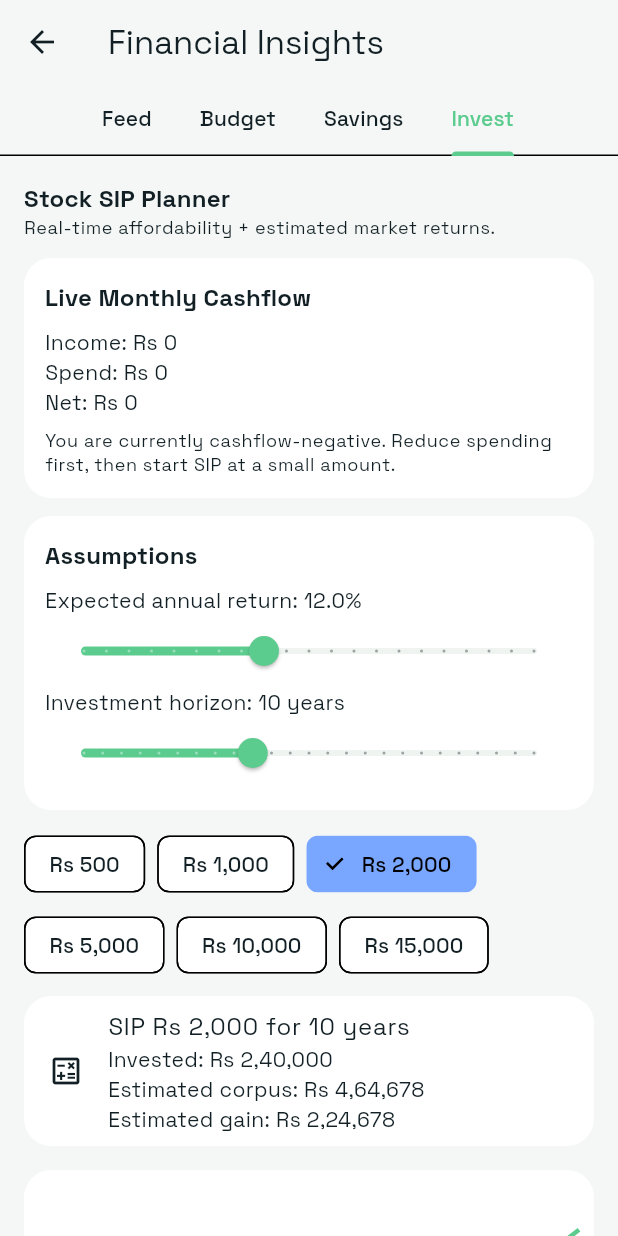
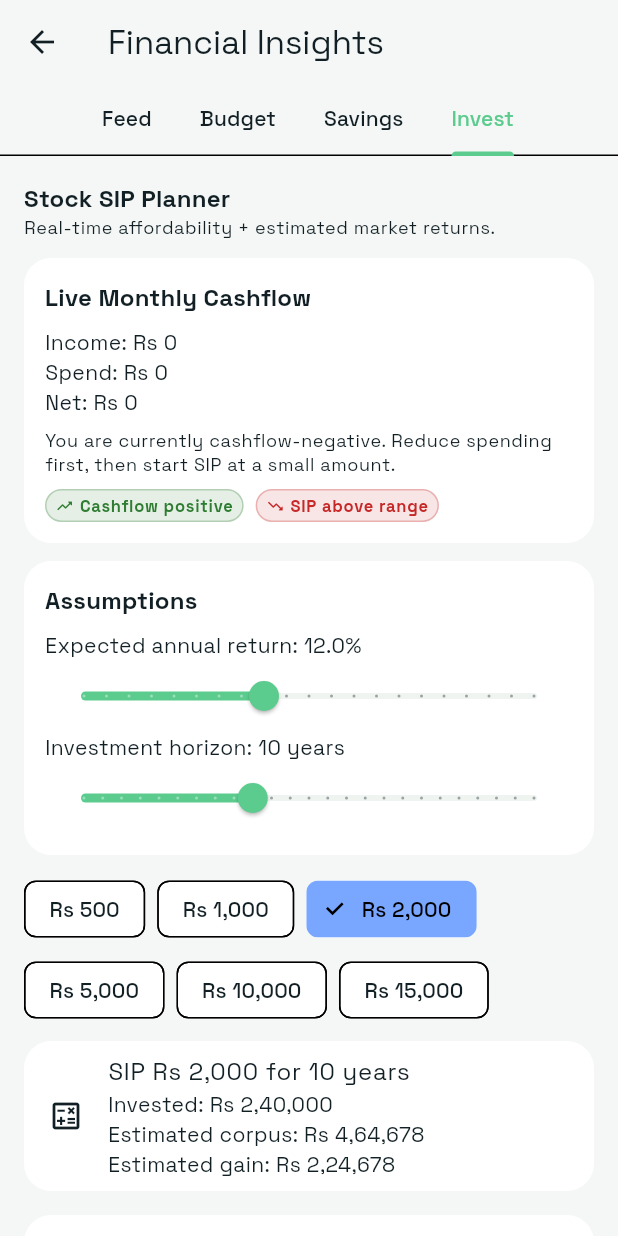
Before and after one commit to sooubh/summer-hacks-v2, a Flutter app: the InsightsScreen screen opened directly, tab 4 chosen, on a phone screen of 412 x 824 dp. Run offline on Flutter 3.47's test engine with Material 3 defaults, Android fonts, the phone set to English and light mode, and no system bars; drawn by our look-alikes of fl_chart; our stand-ins replace cloud_firestore, cloud_functions, firebase_auth, firebase_core, flutter_dotenv, flutter_riverpod and 5 more; missing offline and left inert: flutter_sound; accounts and stored records are empty.

Commit message:
feat: Add metric signals and enhance insights display with cashflow indicators

```diff
--- a/lib/features/insights/ui/insights_screen.dart
+++ b/lib/features/insights/ui/insights_screen.dart
@@ -20,6 +20,12 @@ enum _InsightFilter {
   critical,
   warning,
   info,
+}
+
+enum _MetricSignal {
+  positive,
+  negative,
+  neutral,
 }
 
 class InsightsScreen extends ConsumerStatefulWidget {
@@ -307,6 +313,23 @@ class _InsightsScreenState extends ConsumerState<InsightsScreen> {
     final double avgDailySpend =
         elapsedDays == 0 ? 0 : monthExpense / elapsedDays;
     final double forecastSpend = avgDailySpend * daysInMonth;
+    final double monthlyTrend = snapshot.monthlyTrendPercent;
+
+    final _MetricSignal spendSignal = monthlyTrend > 0
+      ? _MetricSignal.negative
+      : (monthlyTrend < 0 ? _MetricSignal.positive : _MetricSignal.neutral);
+    final String spendSignalLabel =
+      '${monthlyTrend >= 0 ? '+' : ''}${monthlyTrend.toStringAsFixed(1)}%';
+
+    final _MetricSignal incomeSignal = monthIncome >= monthExpense
+      ? _MetricSignal.positive
+      : _MetricSignal.negative;
+    final _MetricSignal estimateSignal = forecastSpend <= monthIncome
+      ? _MetricSignal.positive
+      : _MetricSignal.negative;
+    final _MetricSignal safeSignal = snapshot.safeToSpend > 0
+      ? _MetricSignal.positive
+      : _MetricSignal.negative;
 
     final List<MapEntry<String, double>> topCategories = _topExpenseCategories(
       monthTransactions,
@@ -337,24 +360,32 @@ class _InsightsScreenState extends ConsumerState<InsightsScreen> {
               label: 'This Month Spend',
               value: CurrencyFormatter.inr(monthExpense),
               icon: Icons.payments_outlined,
+              signal: spendSignal,
+              signalLabel: spendSignalLabel,
             ),
             _metricCard(
               context,
               label: 'This Month Income',
               value: CurrencyFormatter.inr(monthIncome),
               icon: Icons.account_balance_wallet_outlined,
+              signal: incomeSignal,
+              signalLabel: monthIncome >= monthExpense ? 'covered' : 'low',
             ),
             _metricCard(
               context,
               label: 'Month-End Estimate',
               value: CurrencyFormatter.inr(forecastSpend),
               icon: Icons.timeline_outlined,
+              signal: estimateSignal,
+              signalLabel: forecastSpend <= monthIncome ? 'within' : 'over',
             ),
             _metricCard(
               context,
               label: 'Safe To Spend',
               value: CurrencyFormatter.inr(snapshot.safeToSpend),
               icon: Icons.shield_outlined,
+              signal: safeSignal,
+              signalLabel: snapshot.safeToSpend > 0 ? 'safe' : 'risk',
             ),
           ],
         ),
@@ -558,6 +589,12 @@ class _InsightsScreenState extends ConsumerState<InsightsScreen> {
       annualReturn: _assumedAnnualReturn,
     );
 
+    final _MetricSignal cashflowSignal =
+      monthNet >= 0 ? _MetricSignal.positive : _MetricSignal.negative;
+    final _MetricSignal sipFitSignal = selected.monthlyAmount <= suggestedSipHigh
+      ? _MetricSignal.positive
+      : _MetricSignal.negative;
+
     final List<String> sipBullets = _sipBullets(
       monthNet: monthNet,
       suggestedSipLow: suggestedSipLow,
@@ -603,6 +640,25 @@ class _InsightsScreenState extends ConsumerState<InsightsScreen> {
                   style: Theme.of(context).textTheme.bodySmall,
                   maxLines: 2,
                   overflow: TextOverflow.ellipsis,
+                ),
+                const SizedBox(height: 8),
+                Wrap(
+                  spacing: 8,
+                  runSpacing: 8,
+                  children: <Widget>[
+                    _signalBadge(
+                      context,
+                      label: monthNet >= 0 ? 'Cashflow positive' : 'Cashflow negative',
+                      signal: cashflowSignal,
+                    ),
+                    _signalBadge(
+                      context,
+                      label: selected.monthlyAmount <= suggestedSipHigh
+                          ? 'SIP in range'
+                          : 'SIP above range',
+                      signal: sipFitSignal,
+                    ),
+                  ],
                 ),
               ],
             ),
@@ -828,6 +884,8 @@ class _InsightsScreenState extends ConsumerState<InsightsScreen> {
     required String label,
     required String value,
     required IconData icon,
+    _MetricSignal signal = _MetricSignal.neutral,
+    String? signalLabel,
   }) {
     return Container(
       width: 165,
@@ -840,7 +898,18 @@ class _InsightsScreenState extends ConsumerState<InsightsScreen> {
       child: Column(
         crossAxisAlignment: CrossAxisAlignment.start,
         children: <Widget>[
-          Icon(icon, size: 18, color: Theme.of(context).colorScheme.primary),
+          Row(
+            children: <Widget>[
+              Icon(icon, size: 18, color: Theme.of(context).colorScheme.primary),
+              const Spacer(),
+              if (signalLabel != null)
+                _signalBadge(
+                  context,
+                  label: signalLabel,
+                  signal: signal,
+                ),
+            ],
+          ),
           const SizedBox(height: 8),
           Text(label, style: Theme.of(context).textTheme.labelSmall),
           const SizedBox(height: 4),
@@ -850,6 +919,46 @@ class _InsightsScreenState extends ConsumerState<InsightsScreen> {
                 .textTheme
                 .titleSmall
                 ?.copyWith(fontWeight: FontWeight.w700),
+          ),
+        ],
+      ),
+    );
+  }
+
+  Widget _signalBadge(
+    BuildContext context, {
+    required String label,
+    required _MetricSignal signal,
+  }) {
+    final Color color = switch (signal) {
+      _MetricSignal.positive => const Color(0xFF2E7D32),
+      _MetricSignal.negative => const Color(0xFFC62828),
+      _MetricSignal.neutral => const Color(0xFF546E7A),
+    };
+    final IconData icon = switch (signal) {
+      _MetricSignal.positive => Icons.trending_up_rounded,
+      _MetricSignal.negative => Icons.trending_down_rounded,
+      _MetricSignal.neutral => Icons.trending_flat_rounded,
+    };
+
+    return Container(
+      padding: const EdgeInsets.symmetric(horizontal: 6, vertical: 2),
+      decoration: BoxDecoration(
+        color: color.withValues(alpha: 0.12),
+        borderRadius: BorderRadius.circular(999),
+        border: Border.all(color: color.withValues(alpha: 0.28)),
+      ),
+      child: Row(
+        mainAxisSize: MainAxisSize.min,
+        children: <Widget>[
+          Icon(icon, size: 12, color: color),
+          const SizedBox(width: 4),
+          Text(
+            label,
+            style: Theme.of(context).textTheme.labelSmall?.copyWith(
+                  color: color,
+                  fontWeight: FontWeight.w700,
+                ),
           ),
         ],
       ),
```
